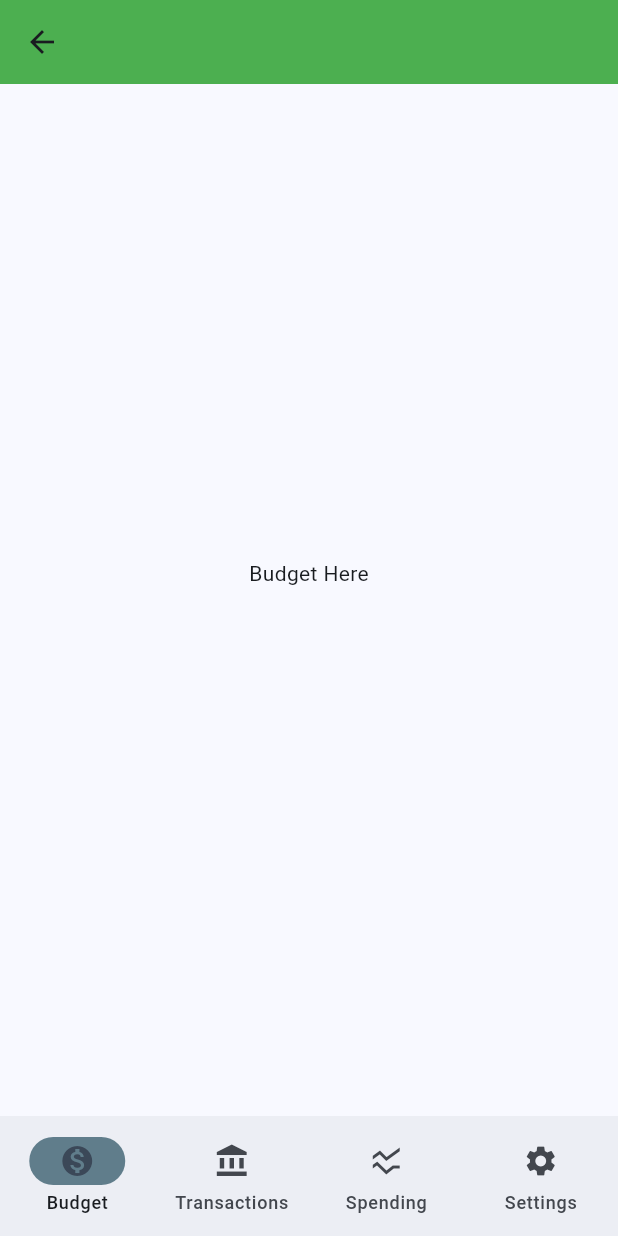
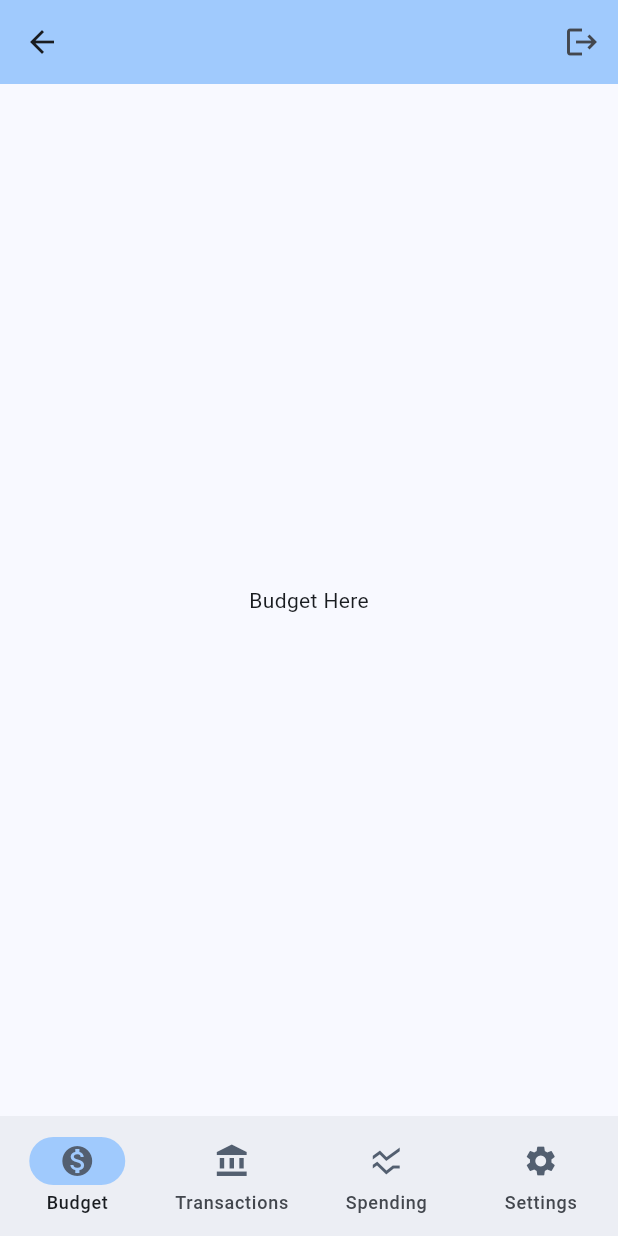
Before and after one commit to SP26GroupAGJ/SP26RedBudgetApp, a Flutter app: the HomePage screen opened by its route, on a phone screen of 412 x 824 dp. Run offline on Flutter 3.47's test engine with Material 3 defaults, Android fonts, the phone set to English and light mode, and no system bars.

Commit message:
added logout buttons to match control flow

```diff
--- a/budget_app/lib/budget_page.dart
+++ b/budget_app/lib/budget_page.dart
@@ -5,14 +5,23 @@ class BudgetPage extends StatelessWidget {
   Widget build(BuildContext context) {
     return Scaffold(
       appBar: AppBar(
-        backgroundColor: Colors.green,
+        backgroundColor: Theme.of(context).colorScheme.inversePrimary,
+        actions: <Widget>[
+          IconButton(
+            icon: const Icon(Icons.logout),
+            onPressed: () {
+              Navigator.pushReplacementNamed(context, '/logout');
+            },
+          )
+        ],
       ),
-      body: Center(
-        child: Column(
-          mainAxisAlignment: MainAxisAlignment.center,
+      body: Stack(
         children: <Widget>[
-            const Text(
+          Align(
+            alignment: Alignment.center,
+            child: const Text(
               'Budget Here',
+            ),
           ),
           Text(
             '',
@@ -20,7 +29,6 @@ class BudgetPage extends StatelessWidget {
           ),
         ],
       ),
-      ),
     );
   }
 }
--- a/budget_app/lib/home_page.dart
+++ b/budget_app/lib/home_page.dart
@@ -13,23 +13,6 @@ class _HomePage extends State<HomePage> {
   var selectedIndex = 0;
   @override
   Widget build(BuildContext context) {
-    Widget page;
-    switch (selectedIndex) {
-      case 0:
-        page = BudgetPage();
-        break;
-      case 1:
-        page = TransactionsPage();
-        break;
-      case 2:
-        page = SpendingPage();
-        break;
-      case 3:
-        page = SettingsPage();
-        break;
-      default:
-        throw UnimplementedError('no widget for $selectedIndex');
-    }
     return Scaffold(
         bottomNavigationBar: NavigationBar(
           onDestinationSelected: (int index) {
@@ -37,54 +20,32 @@ class _HomePage extends State<HomePage> {
               selectedIndex = index;
             });
           },
-        indicatorColor: Colors.blueGrey,
+          indicatorColor: Theme.of(context).colorScheme.inversePrimary,
           selectedIndex: selectedIndex,
-        destinations: const <Widget>[
+          destinations: <Widget>[
             NavigationDestination(
-              icon: Icon(Icons.monetization_on), label: 'Budget'),
+                icon: Icon(Icons.monetization_on,
+                    color: Theme.of(context).colorScheme.secondary),
+                label: 'Budget'),
             NavigationDestination(
-              icon: Icon(Icons.account_balance), label: 'Transactions'),
+                icon: Icon(Icons.account_balance,
+                    color: Theme.of(context).colorScheme.secondary),
+                label: 'Transactions'),
             NavigationDestination(
-              icon: Icon(Icons.ssid_chart), label: 'Spending'),
-          NavigationDestination(icon: Icon(Icons.settings), label: 'Settings'),
+                icon: Icon(Icons.ssid_chart,
+                    color: Theme.of(context).colorScheme.secondary),
+                label: 'Spending'),
+            NavigationDestination(
+                icon: Icon(Icons.settings,
+                    color: Theme.of(context).colorScheme.secondary),
+                label: 'Settings'),
           ],
         ),
         body: [
           BudgetPage(),
           TransactionsPage(),
           SpendingPage(),
-        SettingsPage()
-      ][selectedIndex],
-    );
+          SettingsPage(),
+        ][selectedIndex]);
   }
 }
-
-/*
-NavigationRail(
-        extended: false,
-        destinations: [
-          NavigationRailDestination(
-            icon: Icon(Icons.monetization_on),
-            label: Text('Budget'),
-          ),
-          NavigationRailDestination(
-            icon: Icon(Icons.account_balance),
-            label: Text('Transactions'),
-          ),
-          NavigationRailDestination(
-            icon: Icon(Icons.ssid_chart),
-            label: Text('Spending'),
-          ),
-          NavigationRailDestination(
-            icon: Icon(Icons.settings),
-            label: Text('Settings'),
-          ),
-        ],
-        selectedIndex: selectedIndex,
-        onDestinationSelected: (value) {
-          setState(() {
-            selectedIndex = value;
-          });
-        },
-      ),
-      */
```
Also changed, not shown: budget_app/lib/settings_page.dart (+14 -6 lines), budget_app/lib/spending_page.dart (+14 -6 lines), budget_app/lib/transactions_page.dart (+14 -6 lines). Lines whose indentation alone changed are shown as unchanged.
